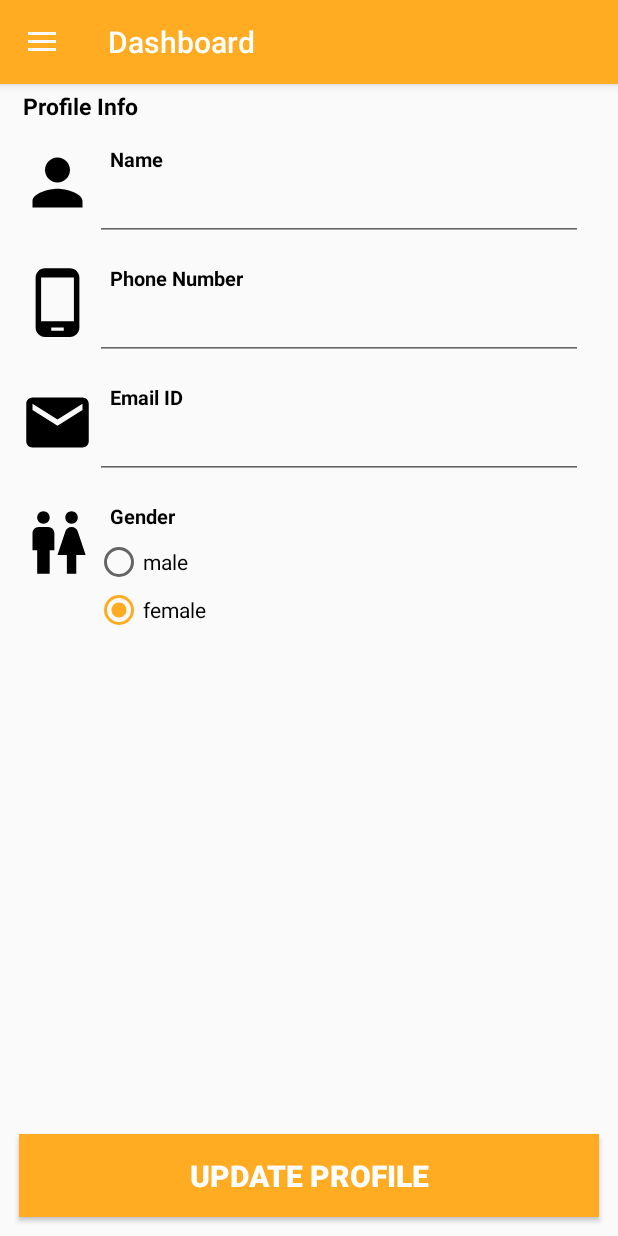
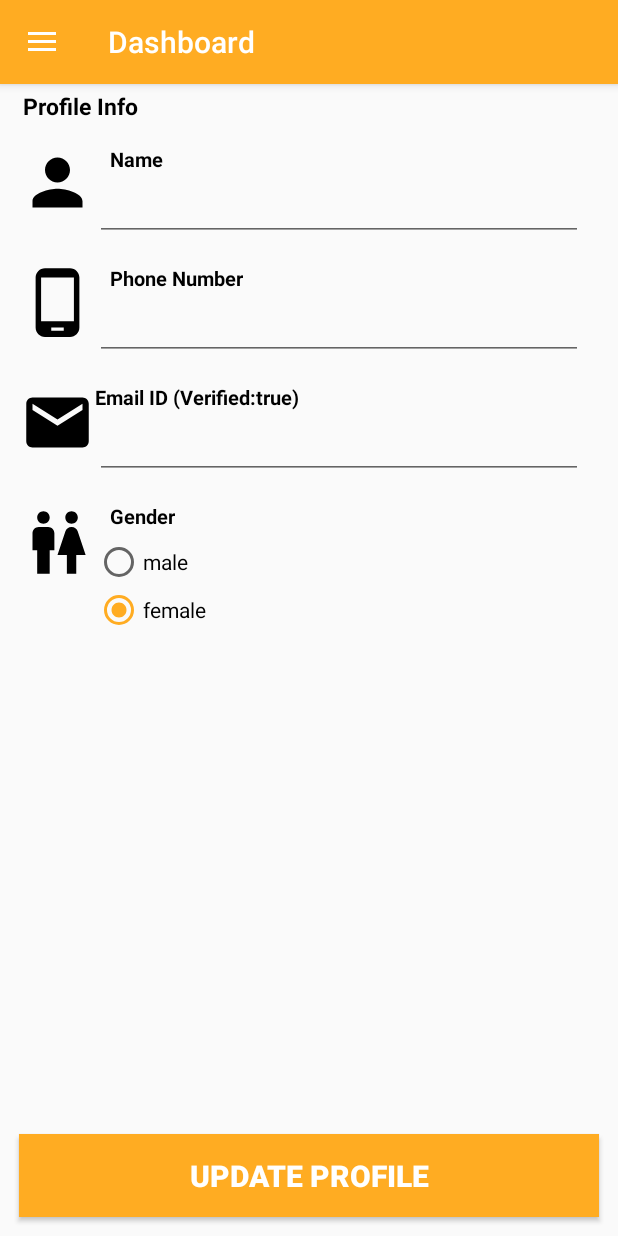
Before and after one commit to Esafazal/MotorcycleFix, an Android app: the fragment ProfileFragment placed in its activity, on a phone screen of 412 x 824 dp. Run offline under Robolectric (Android 15) with nearby library versions, the phone set to English and light mode, and no system bars; our stand-ins replace Firebase (no records; nobody signed in at launch, a user with empty details on screens opened directly); 4 statements that could not run were skipped.

Commit message:
signup bug fix

```diff
--- a/MotorcycleFix/app/src/main/java/com/fyp/motorcyclefix/MechanicFragments/ProfileFragment.java
+++ b/MotorcycleFix/app/src/main/java/com/fyp/motorcyclefix/MechanicFragments/ProfileFragment.java
@@ -15,6 +15,7 @@ import android.widget.EditText;
 import android.widget.ProgressBar;
 import android.widget.RadioButton;
 import android.widget.RadioGroup;
+import android.widget.TextView;
 import android.widget.Toast;
 
 import androidx.annotation.NonNull;
@@ -46,6 +47,7 @@ public class ProfileFragment extends Fragment implements View.OnClickListener {
     private static final String TAG = "mechanicProfileActivity";
     //vairable declarations and initilization
     private EditText Name, Email, PhoneNo;
+    private TextView emailText;
     private Button update;
     private RadioGroup sexGroup;
     private RadioButton radioSelected;
@@ -70,6 +72,7 @@ public class ProfileFragment extends Fragment implements View.OnClickListener {
         View view = inflater.inflate(R.layout.mechanic_profile_fragment, container, false);
         //widget references
         Name = view.findViewById(R.id.MnameEdit);
+        emailText = view.findViewById(R.id.emailText);
         Email = view.findViewById(R.id.MemailEdit);
         PhoneNo = view.findViewById(R.id.MphoneEdit);
         sexGroup = view.findViewById(R.id.MecRadioSexProfile);
@@ -100,7 +103,8 @@ public class ProfileFragment extends Fragment implements View.OnClickListener {
                     User user1 = documentSnapshot.toObject(User.class);
                     //setting the fetched values into the widgets
                     Name.setText(user1.getName());
-                    Email.setText(user1.getEmail()+" (verified: "+currentUser.isEmailVerified()+")");
+                    emailText.setText("Email ID (Verified:"+currentUser.isEmailVerified()+")");
+                    Email.setText(user1.getEmail());
                     PhoneNo.setText(String.valueOf(user1.getPhoneNumber()));
                     //checking user gender and setting it
                     if (user1.getGender().contentEquals("male")) {
--- a/MotorcycleFix/app/src/main/res/layout/mechanic_profile_fragment.xml
+++ b/MotorcycleFix/app/src/main/res/layout/mechanic_profile_fragment.xml
@@ -112,14 +112,13 @@
                     android:id="@+id/emailText"
                     android:layout_width="wrap_content"
                     android:layout_height="wrap_content"
+                    android:layout_below="@+id/MphoneEdit"
+                    android:layout_marginTop="15sp"
                     android:layout_toRightOf="@+id/emailImg"
-                    android:layout_below="@+id/MphoneEdit"
                     android:text="Email ID"
+                    android:textColor="@color/colorblack"
                     android:textSize="13sp"
-                    android:textStyle="bold"
-                    android:layout_marginTop="15sp"
-                    android:layout_marginStart="10sp"
-                    android:textColor="@color/colorblack"/>
+                    android:textStyle="bold" />
 
                 <EditText
                     android:id="@+id/MemailEdit"
```
Also changed, not shown: MotorcycleFix/app/src/main/java/com/fyp/motorcyclefix/SignUpActivity.java (+13 -4 lines).
